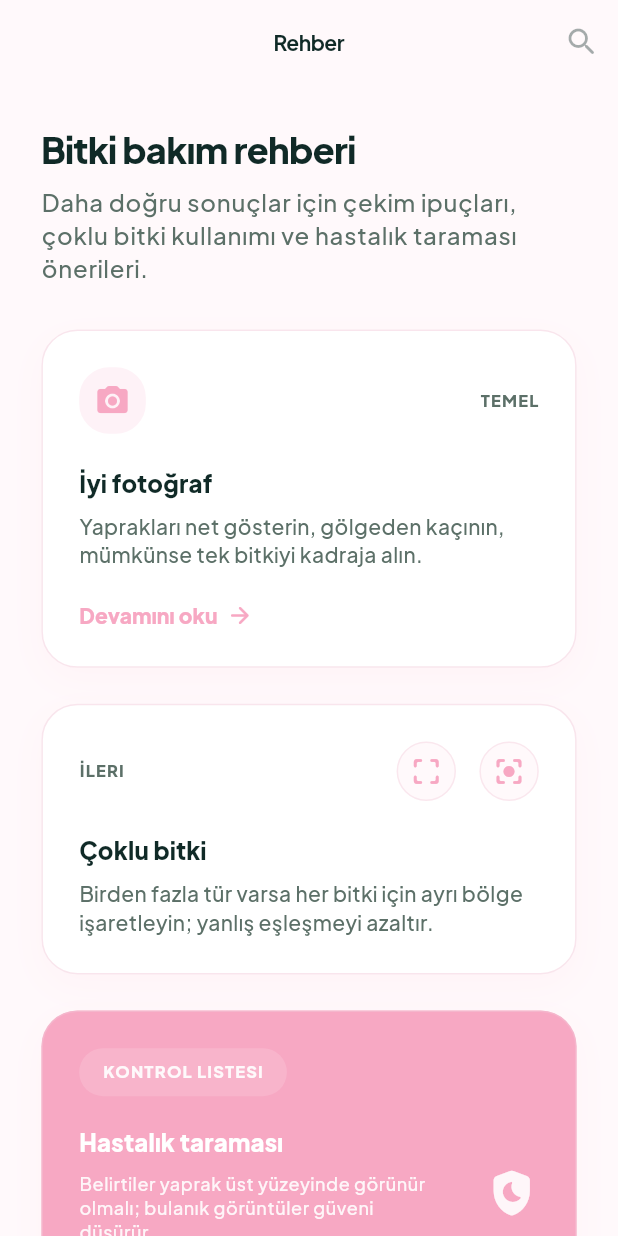
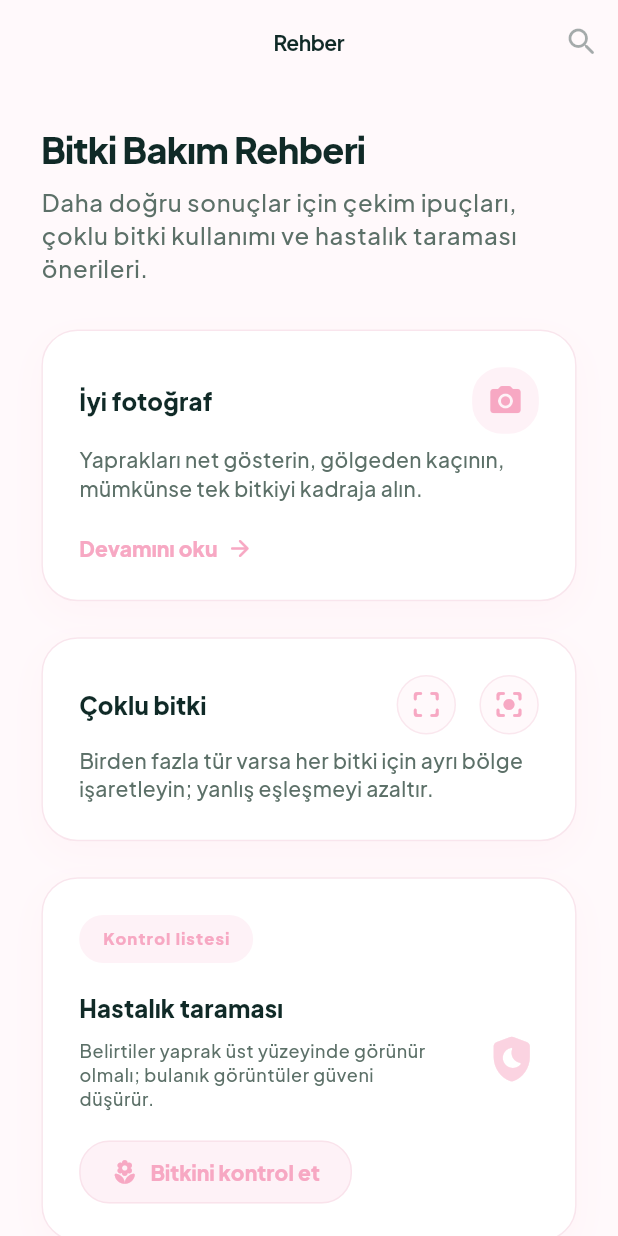
Before and after one commit to ipek-ozsasilar/plant-project-mobile, a Flutter app: the GuideView screen opened by its route, on a phone screen of 412 x 824 dp. Run offline on Flutter 3.47's test engine with Material 3 defaults, Android fonts, the phone set to English and light mode, and no system bars; our stand-ins replace cloud_firestore, equatable, firebase_auth, firebase_core, firebase_storage, fl_chart and 13 more; missing offline and left inert: tflite_flutter; accounts and stored records are empty; project files that could hold a hidden picture were left out.

Commit message:
feat: enhance authentication and UI features
- Added Google Sign-In functionality with improved error handling in `auth_provider.dart` and `google_sign_in_service.dart`.
- Introduced a "Forgot Password" feature in the login and registration views, including new localization strings for English and Turkish.
- Updated UI components in `login_view.dart` and `register_view.dart` to support the new "Forgot Password" flow.
- Enhanced color definitions in `app_palette.dart` for better theme consistency.
- Refactored Firestore setup logic in `firestore_setup_service.dart` to streamline user profile creation.
- Improved onboarding experience by updating gradient colors and layout adjustments in `onboarding_view.dart`.

```diff
--- a/lib/core/navigation/app_paths.dart
+++ b/lib/core/navigation/app_paths.dart
@@ -4,6 +4,7 @@ abstract final class AppPaths {
   static const String splash = '/splash';
   static const String onboarding = '/onboarding';
   static const String login = '/login';
+  static const String forgotPassword = '/forgot-password';
   static const String register = '/register';
   static const String healthProgress = '/health-progress';
   static const String diseaseDetail = '/disease-detail';
--- a/lib/features/guide/guide_view.dart
+++ b/lib/features/guide/guide_view.dart
@@ -25,7 +25,12 @@ class GuideView extends StatelessWidget {
         ],
       ),
       body: ListView(
-        padding: EdgeInsets.fromLTRB(pad, pad, pad, WidgetSizesEnum.bottomNavHeight.value),
+        padding: EdgeInsets.fromLTRB(
+          pad,
+          pad,
+          pad,
+          WidgetSizesEnum.bottomNavHeight.value,
+        ),
         children: <Widget>[
           Text(
             context.l10n.guidesHeadline,
@@ -46,7 +51,6 @@ class GuideView extends StatelessWidget {
           ),
           SizedBox(height: WidgetSizesEnum.cardRadius.value * 1.25),
           _GuideHeroCard(
-            badge: context.l10n.guidesEssentialsBadge,
             title: context.l10n.guideSectionPhoto,
             body: context.l10n.guidePhotoTips,
             icon: Icons.photo_camera_rounded,
@@ -54,7 +58,6 @@ class GuideView extends StatelessWidget {
           ),
           SizedBox(height: WidgetSizesEnum.cardRadius.value),
           _GuideDualCard(
-            badge: context.l10n.guidesAdvancedBadge,
             title: context.l10n.guideSectionMulti,
             body: context.l10n.guideMultiTips,
             leftIcon: Icons.crop_free_rounded,
@@ -77,14 +80,12 @@ class GuideView extends StatelessWidget {
 
 class _GuideHeroCard extends StatelessWidget {
   const _GuideHeroCard({
-    required this.badge,
     required this.title,
     required this.body,
     required this.icon,
     required this.onTap,
   });
 
-  final String badge;
   final String title;
   final String body;
   final IconData icon;
@@ -101,33 +102,26 @@ class _GuideHeroCard extends StatelessWidget {
         children: <Widget>[
           Row(
             children: <Widget>[
+              Text(
+                title,
+                style: tt.titleMedium?.copyWith(
+                  fontWeight: FontWeight.w900,
+                  color: context.palOnSurface,
+                ),
+              ),
+              const Spacer(),
               Container(
                 width: WidgetSizesEnum.cardRadius.value * 1.85,
                 height: WidgetSizesEnum.cardRadius.value * 1.85,
                 decoration: BoxDecoration(
                   color: context.palPrimarySoftBg,
-                  borderRadius: BorderRadius.circular(WidgetSizesEnum.chipRadius.value),
+                  borderRadius: BorderRadius.circular(
+                    WidgetSizesEnum.chipRadius.value,
+                  ),
                 ),
                 child: Icon(icon, color: context.palPrimary),
               ),
-              const Spacer(),
-              Text(
-                badge.toUpperCase(),
-                style: tt.labelSmall?.copyWith(
-                  letterSpacing: 0.8,
-                  color: context.palMuted,
-                  fontWeight: FontWeight.w900,
-                ),
-              ),
             ],
-          ),
-          SizedBox(height: WidgetSizesEnum.cardRadius.value * 0.85),
-          Text(
-            title,
-            style: tt.titleMedium?.copyWith(
-              fontWeight: FontWeight.w900,
-              color: context.palOnSurface,
-            ),
           ),
           SizedBox(height: WidgetSizesEnum.divider.value * 8),
           Text(
@@ -151,8 +145,11 @@ class _GuideHeroCard extends StatelessWidget {
                 ),
               ),
               SizedBox(width: WidgetSizesEnum.divider.value * 6),
-              Icon(Icons.arrow_forward_rounded,
-                  color: context.palPrimary, size: IconSizesEnum.small.value),
+              Icon(
+                Icons.arrow_forward_rounded,
+                color: context.palPrimary,
+                size: IconSizesEnum.small.value,
+              ),
             ],
           ),
         ],
@@ -163,7 +160,6 @@ class _GuideHeroCard extends StatelessWidget {
 
 class _GuideDualCard extends StatelessWidget {
   const _GuideDualCard({
-    required this.badge,
     required this.title,
     required this.body,
     required this.leftIcon,
@@ -171,7 +167,6 @@ class _GuideDualCard extends StatelessWidget {
     required this.onTap,
   });
 
-  final String badge;
   final String title;
   final String body;
   final IconData leftIcon;
@@ -190,11 +185,10 @@ class _GuideDualCard extends StatelessWidget {
           Row(
             children: <Widget>[
               Text(
-                badge.toUpperCase(),
-                style: tt.labelSmall?.copyWith(
-                  letterSpacing: 0.8,
-                  color: context.palMuted,
+                title,
+                style: tt.titleMedium?.copyWith(
                   fontWeight: FontWeight.w900,
+                  color: context.palOnSurface,
                 ),
               ),
               const Spacer(),
@@ -206,14 +200,6 @@ class _GuideDualCard extends StatelessWidget {
                 ],
               ),
             ],
-          ),
-          SizedBox(height: WidgetSizesEnum.cardRadius.value * 0.85),
-          Text(
-            title,
-            style: tt.titleMedium?.copyWith(
-              fontWeight: FontWeight.w900,
-              color: context.palOnSurface,
-            ),
           ),
           SizedBox(height: WidgetSizesEnum.divider.value * 8),
           Text(
@@ -246,7 +232,11 @@ class _MiniIconBox extends StatelessWidget {
         borderRadius: BorderRadius.circular(WidgetSizesEnum.chipRadius.value),
         border: Border.all(color: context.palOutline.withValues(alpha: 0.35)),
       ),
-      child: Icon(icon, color: context.palPrimary, size: IconSizesEnum.medium.value),
+      child: Icon(
+        icon,
+        color: context.palPrimary,
+        size: IconSizesEnum.medium.value,
+      ),
     );
   }
 }
@@ -268,7 +258,6 @@ class _SafetyCheckCard extends StatelessWidget {
     return SoftElevationCard(
       onTap: onTap,
       padding: EdgeInsets.all(WidgetSizesEnum.cardRadius.value * 1.05),
-      backgroundColor: context.palPrimary,
       child: Row(
         children: <Widget>[
           Expanded(
@@ -281,14 +270,16 @@ class _SafetyCheckCard extends StatelessWidget {
                     vertical: WidgetSizesEnum.divider.value * 8,
                   ),
                   decoration: BoxDecoration(
-                    color: Colors.white.withValues(alpha: 0.14),
-                    borderRadius: BorderRadius.circular(WidgetSizesEnum.chipRadius.value),
+                    color: context.palPrimarySoftBg,
+                    borderRadius: BorderRadius.circular(
+                      WidgetSizesEnum.chipRadius.value,
+                    ),
                   ),
                   child: Text(
-                    context.l10n.guidesSafetyCheckBadge.toUpperCase(),
+                    context.l10n.guidesSafetyCheckBadge,
                     style: tt.labelSmall?.copyWith(
                       letterSpacing: 0.8,
-                      color: Colors.white.withValues(alpha: 0.92),
+                      color: context.palPrimary,
                       fontWeight: FontWeight.w900,
                     ),
                   ),
@@ -298,7 +289,7 @@ class _SafetyCheckCard extends StatelessWidget {
                   title,
                   style: tt.titleMedium?.copyWith(
                     fontWeight: FontWeight.w900,
-                    color: Colors.white,
+                    color: context.palOnSurface,
                   ),
                 ),
                 SizedBox(height: WidgetSizesEnum.divider.value * 8),
@@ -307,7 +298,7 @@ class _SafetyCheckCard extends StatelessWidget {
                   maxLines: 3,
                   overflow: TextOverflow.ellipsis,
                   style: tt.bodySmall?.copyWith(
-                    color: Colors.white.withValues(alpha: 0.9),
+                    color: context.palMuted,
                     height: 1.35,
                     fontWeight: FontWeight.w500,
                   ),
@@ -319,20 +310,27 @@ class _SafetyCheckCard extends StatelessWidget {
                     vertical: WidgetSizesEnum.divider.value * 10,
                   ),
                   decoration: BoxDecoration(
-                    color: Colors.white.withValues(alpha: 0.16),
-                    borderRadius: BorderRadius.circular(WidgetSizesEnum.chipRadius.value),
-                    border: Border.all(color: Colors.white.withValues(alpha: 0.25)),
+                    color: context.palPrimarySoftBg,
+                    borderRadius: BorderRadius.circular(
+                      WidgetSizesEnum.chipRadius.value,
+                    ),
+                    border: Border.all(
+                      color: context.palOutline.withValues(alpha: 0.35),
+                    ),
                   ),
                   child: Row(
                     mainAxisSize: MainAxisSize.min,
                     children: <Widget>[
-                      Icon(Icons.local_florist_rounded,
-                          size: IconSizesEnum.small.value, color: Colors.white),
+                      Icon(
+                        Icons.local_florist_rounded,
+                        size: IconSizesEnum.small.value,
+                        color: context.palPrimary,
+                      ),
                       SizedBox(width: WidgetSizesEnum.divider.value * 8),
                       Text(
                         context.l10n.guidesCheckPlantsCta,
                         style: tt.labelLarge?.copyWith(
-                          color: Colors.white,
+                          color: context.palPrimary,
                           fontWeight: FontWeight.w900,
                         ),
                       ),
@@ -343,8 +341,11 @@ class _SafetyCheckCard extends StatelessWidget {
             ),
           ),
           SizedBox(width: WidgetSizesEnum.cardRadius.value),
-          Icon(Icons.shield_moon_rounded,
-              color: Colors.white.withValues(alpha: 0.9), size: IconSizesEnum.xlarge.value),
+          Icon(
+            Icons.shield_moon_rounded,
+            color: context.palPrimary.withValues(alpha: 0.5),
+            size: IconSizesEnum.xlarge.value,
+          ),
         ],
       ),
     );
@@ -357,13 +358,8 @@ class _InfoBanner extends StatelessWidget {
 
   @override
   Widget build(BuildContext context) {
-    return Container(
+    return SoftElevationCard(
       padding: EdgeInsets.all(WidgetSizesEnum.cardRadius.value * 0.95),
-      decoration: BoxDecoration(
-        color: context.palPrimarySoftBg.withValues(alpha: 0.65),
-        borderRadius: BorderRadius.circular(WidgetSizesEnum.cardRadius.value),
-        border: Border.all(color: context.palOutline.withValues(alpha: 0.35)),
-      ),
       child: Row(
         children: <Widget>[
           Icon(Icons.info_outline_rounded, color: context.palPrimary),
--- a/lib/gen/colors.gen.dart
+++ b/lib/gen/colors.gen.dart
@@ -35,8 +35,8 @@ class ColorName {
   /// Color: #FAFAFA
   static const Color onSurfaceDark = Color(0xFFFAFAFA);
 
-  /// Color: #7d9d94
-  static const Color onSurfaceDarkMuted = Color(0xFF7d9d94);
+  /// Color: #A1A1AA
+  static const Color onSurfaceDarkMuted = Color(0xFFA1A1AA);
 
   /// Color: #5C7068
   static const Color onSurfaceMuted = Color(0xFF5C7068);
@@ -44,8 +44,8 @@ class ColorName {
   /// Color: #F1C6D6
   static const Color outline = Color(0xFFF1C6D6);
 
-  /// Color: #2d5f52
-  static const Color outlineDark = Color(0xFF2d5f52);
+  /// Color: #3F3F46
+  static const Color outlineDark = Color(0xFF3F3F46);
 
   /// Color: #F7A8C3
   static const Color primary = Color(0xFFF7A8C3);
@@ -65,29 +65,29 @@ class ColorName {
   /// Color: #FFFFFF
   static const Color surfaceCard = Color(0xFFFFFFFF);
 
-  /// Color: #1a1f1b
-  static const Color surfaceCardDark = Color(0xFF1a1f1b);
+  /// Color: #18181B
+  static const Color surfaceCardDark = Color(0xFF18181B);
 
-  /// Color: #0f140d
-  static const Color surfaceDark = Color(0xFF0f140d);
+  /// Color: #09090B
+  static const Color surfaceDark = Color(0xFF09090B);
 
-  /// Color: #10b981
-  static const Color themeDarkAccent = Color(0xFF10b981);
+  /// Color: #22D3EE
+  static const Color themeDarkAccent = Color(0xFF22D3EE);
 
-  /// Color: #213027
-  static const Color themeDarkHeader1 = Color(0xFF213027);
+  /// Color: #27272A
+  static const Color themeDarkHeader1 = Color(0xFF27272A);
 
-  /// Color: #3d4f45
-  static const Color themeDarkHeader2 = Color(0xFF3d4f45);
+  /// Color: #3F3F46
+  static const Color themeDarkHeader2 = Color(0xFF3F3F46);
 
-  /// Color: #5a6d63
-  static const Color themeDarkHeader3 = Color(0xFF5a6d63);
+  /// Color: #52525B
+  static const Color themeDarkHeader3 = Color(0xFF52525B);
 
-  /// Color: #0f140d
-  static const Color themeDarkOnPrimary = Color(0xFF0f140d);
+  /// Color: #09090B
+  static const Color themeDarkOnPrimary = Color(0xFF09090B);
 
-  /// Color: #52e08c
-  static const Color themeDarkPrimary = Color(0xFF52e08c);
+  /// Color: #E4E4E7
+  static const Color themeDarkPrimary = Color(0xFFE4E4E7);
 
   /// Color: #E9C46A
   static const Color warning = Color(0xFFE9C46A);
--- a/lib/l10n/app_en.arb
+++ b/lib/l10n/app_en.arb
@@ -26,6 +26,10 @@
   },
   "loginTitle": "Welcome",
   "loginSubtitle": "Sign in to your account",
+  "forgotPasswordTitle": "Forgot password",
+  "forgotPasswordSubtitle": "Enter your email for a password reset link",
+  "forgotPasswordCta": "Send link",
+  "forgotPasswordSuccess": "Reset link sent to your email",
   "registerTitle": "Sign up",
   "registerSubtitle": "Create a new account",
   "emailLabel": "Email",
--- a/lib/l10n/app_localizations.dart
+++ b/lib/l10n/app_localizations.dart
@@ -188,6 +188,30 @@ abstract class AppLocalizations {
   /// **'Hesabınıza giriş yapın'**
   String get loginSubtitle;
 
+  /// No description provided for @forgotPasswordTitle.
+  ///
+  /// In tr, this message translates to:
+  /// **'Şifremi unuttum'**
+  String get forgotPasswordTitle;
+
+  /// No description provided for @forgotPasswordSubtitle.
+  ///
+  /// In tr, this message translates to:
+  /// **'Şifre sıfırlama bağlantısı için e-posta adresinizi girin'**
+  String get forgotPasswordSubtitle;
+
+  /// No description provided for @forgotPasswordCta.
+  ///
+  /// In tr, this message translates to:
+  /// **'Bağlantı gönder'**
+  String get forgotPasswordCta;
+
+  /// No description provided for @forgotPasswordSuccess.
+  ///
+  /// In tr, this message translates to:
+  /// **'Sıfırlama bağlantısı e-postanıza gönderildi'**
+  String get forgotPasswordSuccess;
+
   /// No description provided for @registerTitle.
   ///
   /// In tr, this message translates to:
@@ -647,7 +671,7 @@ abstract class AppLocalizations {
   /// No description provided for @guidesHeadline.
   ///
   /// In tr, this message translates to:
-  /// **'Bitki bakım rehberi'**
+  /// **'Bitki Bakım Rehberi'**
   String get guidesHeadline;
 
   /// No description provided for @guidesSubtitle.
--- a/lib/service_locator/service_locator.dart
+++ b/lib/service_locator/service_locator.dart
@@ -2,6 +2,7 @@ import 'package:bitirme_mobile/core/services/app_logger.dart';
 import 'package:bitirme_mobile/core/services/auth_storage_service.dart';
 import 'package:bitirme_mobile/core/services/firebase_storage_service.dart';
 import 'package:bitirme_mobile/core/services/google_sign_in_service.dart';
+import 'package:bitirme_mobile/core/services/firestore_setup_service.dart';
 import 'package:bitirme_mobile/core/services/user_profile_firestore_service.dart';
 import 'package:bitirme_mobile/core/services/image_crop_service.dart';
 import 'package:bitirme_mobile/core/services/inference_api_service.dart';
@@ -50,6 +51,9 @@ Future<void> setupServiceLocator() async {
   sl.registerLazySingleton<UserProfileFirestoreService>(
     () => UserProfileFirestoreService(logger: sl<AppLogger>()),
   );
+  sl.registerLazySingleton<FirestoreSetupService>(
+    () => FirestoreSetupService(logger: sl<AppLogger>()),
+  );
   sl.registerLazySingleton<NotificationService>(
     () => NotificationService(logger: sl<AppLogger>()),
   );
```
Also changed, not shown: lib/core/services/firestore_setup_service.dart (+10 -83 lines), lib/core/services/google_sign_in_service.dart (+16 -5 lines), lib/core/theme/app_palette.dart (+13 -12 lines), lib/features/auth/login/forgot_password_view.dart (added, +160 -0 lines), lib/features/auth/login/login_view.dart (+18 -5 lines), lib/features/auth/provider/auth_provider.dart (+8 -6 lines), lib/features/auth/register/register_view.dart (+5 -5 lines), lib/features/onboarding/onboarding_view.dart (+16 -41 lines), lib/l10n/app_localizations_en.dart (+13 -0 lines), lib/l10n/app_localizations_tr.dart (+15 -1 lines), lib/l10n/app_tr.arb (+6 -3 lines), 1 other file.
